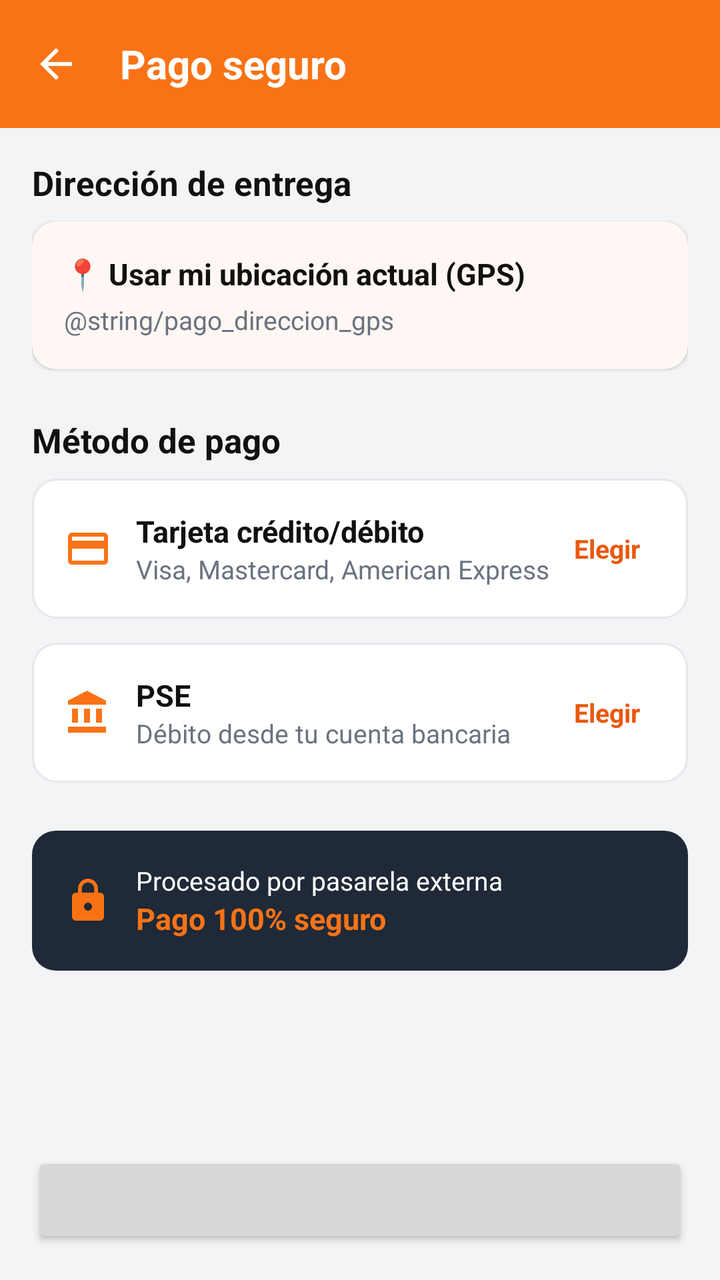
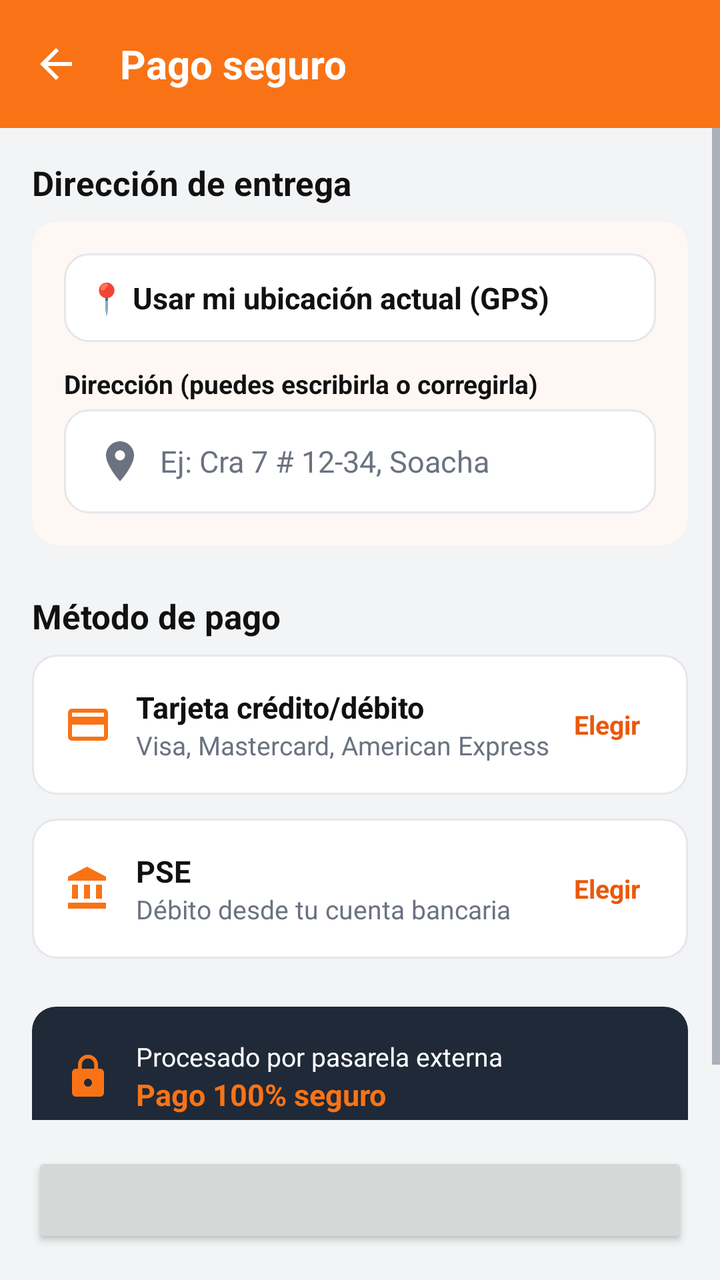

Two renders of the same Android screen: before a commit and after it. Below are the layout's source before the change and the commit's diff.
<!-- AndroidManifest.xml: application theme Theme.MotoMarket -->
<!-- res/layout/activity_pasarela_pago.xml -->
<?xml version="1.0" encoding="utf-8"?>
<LinearLayout xmlns:android="http://schemas.android.com/apk/res/android"
    xmlns:app="http://schemas.android.com/apk/res-auto"
    android:layout_width="match_parent"
    android:layout_height="match_parent"
    android:background="@color/fondo"
    android:orientation="vertical">

    <com.google.android.material.appbar.MaterialToolbar
        android:id="@+id/toolbar"
        android:layout_width="match_parent"
        android:layout_height="?attr/actionBarSize"
        app:navigationContentDescription="@string/cd_volver"
        app:navigationIcon="@drawable/ic_arrow_back"
        app:title="@string/titulo_pago" />

    <ScrollView
        android:layout_width="match_parent"
        android:layout_height="0dp"
        android:layout_weight="1">

        <LinearLayout
            android:layout_width="match_parent"
            android:layout_height="wrap_content"
            android:orientation="vertical"
            android:paddingStart="@dimen/espacio_l"
            android:paddingEnd="@dimen/espacio_l"
            android:paddingBottom="@dimen/espacio_l">

            <TextView
                style="@style/MotoMarket.Text.Seccion"
                android:layout_width="wrap_content"
                android:layout_height="wrap_content"
                android:layout_marginTop="@dimen/espacio_l"
                android:text="@string/pago_direccion_entrega" />

            <com.google.android.material.card.MaterialCardView
                android:layout_width="match_parent"
                android:layout_height="wrap_content">

                <LinearLayout
                    android:layout_width="match_parent"
                    android:layout_height="wrap_content"
                    android:orientation="vertical"
                    android:padding="@dimen/espacio_l">

                    <TextView
                        style="@style/MotoMarket.Text.Nombre"
                        android:layout_width="wrap_content"
                        android:layout_height="wrap_content"
                        android:text="@string/pago_ubicacion_gps" />

                    <TextView
                        style="@style/MotoMarket.Text.Secundario"
                        android:layout_width="wrap_content"
                        android:layout_height="wrap_content"
                        android:layout_marginTop="@dimen/espacio_xs"
                        android:text="@string/pago_direccion_gps" />
                </LinearLayout>
            </com.google.android.material.card.MaterialCardView>

            <TextView
                style="@style/MotoMarket.Text.Seccion"
                android:layout_width="wrap_content"
                android:layout_height="wrap_content"
                android:text="@string/pago_metodo" />

            <LinearLayout
                android:id="@+id/opcionTarjeta"
                android:layout_width="match_parent"
                android:layout_height="wrap_content"
                android:background="@drawable/bg_opcion_pago"
                android:clickable="true"
                android:focusable="true"
                android:gravity="center_vertical"
                android:orientation="horizontal"
                android:padding="@dimen/espacio_l">

                <ImageView
                    android:layout_width="@dimen/icono_m"
                    android:layout_height="@dimen/icono_m"
                    android:contentDescription="@null"
                    android:src="@drawable/ic_credit_card"
                    app:tint="@color/naranja_primario" />

                <LinearLayout
                    android:layout_width="0dp"
                    android:layout_height="wrap_content"
                    android:layout_marginStart="@dimen/espacio_m"
                    android:layout_weight="1"
                    android:orientation="vertical">

                    <TextView
                        style="@style/MotoMarket.Text.Nombre"
                        android:layout_width="wrap_content"
                        android:layout_height="wrap_content"
                        android:text="@string/pago_tarjeta" />

                    <TextView
                        style="@style/MotoMarket.Text.Secundario"
                        android:layout_width="wrap_content"
                        android:layout_height="wrap_content"
                        android:text="@string/pago_tarjeta_detalle" />
                </LinearLayout>

                <TextView
                    android:id="@+id/tvElegirTarjeta"
                    style="@style/MotoMarket.Text.Enlace"
                    android:layout_width="wrap_content"
                    android:layout_height="wrap_content"
                    android:text="@string/pago_elegir" />
            </LinearLayout>

            <LinearLayout
                android:id="@+id/opcionPse"
                android:layout_width="match_parent"
                android:layout_height="wrap_content"
                android:layout_marginTop="@dimen/espacio_m"
                android:background="@drawable/bg_opcion_pago"
                android:clickable="true"
                android:focusable="true"
                android:gravity="center_vertical"
                android:orientation="horizontal"
                android:padding="@dimen/espacio_l">

                <ImageView
                    android:layout_width="@dimen/icono_m"
                    android:layout_height="@dimen/icono_m"
                    android:contentDescription="@null"
                    android:src="@drawable/ic_bank"
                    app:tint="@color/naranja_primario" />

                <LinearLayout
                    android:layout_width="0dp"
                    android:layout_height="wrap_content"
                    android:layout_marginStart="@dimen/espacio_m"
                    android:layout_weight="1"
                    android:orientation="vertical">

                    <TextView
                        style="@style/MotoMarket.Text.Nombre"
                        android:layout_width="wrap_content"
                        android:layout_height="wrap_content"
                        android:text="@string/pago_pse" />

                    <TextView
                        style="@style/MotoMarket.Text.Secundario"
                        android:layout_width="wrap_content"
                        android:layout_height="wrap_content"
                        android:text="@string/pago_pse_detalle" />
                </LinearLayout>

                <TextView
                    android:id="@+id/tvElegirPse"
                    style="@style/MotoMarket.Text.Enlace"
                    android:layout_width="wrap_content"
                    android:layout_height="wrap_content"
                    android:text="@string/pago_elegir" />
            </LinearLayout>

            <LinearLayout
                android:layout_width="match_parent"
                android:layout_height="wrap_content"
                android:layout_marginTop="@dimen/espacio_xl"
                android:background="@drawable/bg_banner_oscuro"
                android:gravity="center_vertical"
                android:orientation="horizontal"
                android:padding="@dimen/espacio_l">

                <ImageView
                    android:layout_width="@dimen/icono_m"
                    android:layout_height="@dimen/icono_m"
                    android:contentDescription="@null"
                    android:src="@drawable/ic_lock"
                    app:tint="@color/naranja_primario" />

                <LinearLayout
                    android:layout_width="0dp"
                    android:layout_height="wrap_content"
                    android:layout_marginStart="@dimen/espacio_m"
                    android:layout_weight="1"
                    android:orientation="vertical">

                    <TextView
                        android:layout_width="wrap_content"
                        android:layout_height="wrap_content"
                        android:text="@string/pago_banner_linea1"
                        android:textColor="@color/blanco"
                        android:textSize="@dimen/texto_s" />

                    <TextView
                        android:layout_width="wrap_content"
                        android:layout_height="wrap_content"
                        android:text="@string/pago_banner_linea2"
                        android:textColor="@color/naranja_primario"
                        android:textSize="@dimen/texto_m"
                        android:textStyle="bold" />
                </LinearLayout>
            </LinearLayout>

        </LinearLayout>
    </ScrollView>

    <Button
        android:id="@+id/btnConfirmarPago"
        android:layout_width="match_parent"
        android:layout_height="wrap_content"
        android:layout_margin="@dimen/espacio_l" />

</LinearLayout>
<!-- resources referenced by this layout -->
<resources>
  <color name="blanco">#FFFFFF</color>
  <color name="fondo">#F3F4F6</color>
  <color name="naranja_primario">#F97316</color>
  <dimen name="espacio_l">16dp</dimen>
  <dimen name="espacio_m">12dp</dimen>
  <dimen name="espacio_xl">24dp</dimen>
  <dimen name="espacio_xs">4dp</dimen>
  <dimen name="icono_m">24dp</dimen>
  <dimen name="texto_m">15sp</dimen>
  <dimen name="texto_s">13sp</dimen>
  <string name="cd_volver">Volver</string>
  <string name="pago_banner_linea2">Pago 100% seguro</string>
  <string name="pago_direccion_entrega">Dirección de entrega</string>
  <string name="pago_elegir">Elegir</string>
  <string name="pago_metodo">Método de pago</string>
  <string name="pago_pse">PSE</string>
  <string name="pago_pse_detalle">Débito desde tu cuenta bancaria</string>
  <string name="pago_tarjeta">Tarjeta crédito/débito</string>
  <string name="titulo_pago">Pago seguro</string>
  <color name="gris_oscuro">#1F2937</color>
  <dimen name="radio_esquina">12dp</dimen>
  <color name="naranja_suave">#FFEDD5</color>
  <dimen name="borde_seleccion">2dp</dimen>
  <dimen name="borde_fino">1dp</dimen>
  <color name="borde">#E5E7EB</color>
  <color name="texto_principal">#111111</color>
  <color name="naranja_oscuro">#EA580C</color>
  <dimen name="espacio_s">8dp</dimen>
  <dimen name="texto_l">17sp</dimen>
  <color name="texto_secundario">#6B7280</color>
  <dimen name="alto_boton">52dp</dimen>
  <dimen name="elevacion_tarjeta">1dp</dimen>
  <dimen name="texto_titulo">20sp</dimen>
  <!-- unchanged entries left out for length: 22 -->
</resources>

<!-- the commit's change to res/layout/activity_pasarela_pago.xml (unified diff, before → after) -->
@@ -44,18 +44,44 @@
                     android:orientation="vertical"
                     android:padding="@dimen/espacio_l">
 
-                    <TextView
-                        style="@style/MotoMarket.Text.Nombre"
-                        android:layout_width="wrap_content"
-                        android:layout_height="wrap_content"
-                        android:text="@string/pago_ubicacion_gps" />
-
-                    <TextView
-                        style="@style/MotoMarket.Text.Secundario"
-                        android:layout_width="wrap_content"
-                        android:layout_height="wrap_content"
-                        android:layout_marginTop="@dimen/espacio_xs"
-                        android:text="@string/pago_direccion_gps" />
+                    <LinearLayout
+                        android:id="@+id/btnUsarUbicacion"
+                        android:layout_width="match_parent"
+                        android:layout_height="wrap_content"
+                        android:background="@drawable/bg_opcion_pago"
+                        android:clickable="true"
+                        android:focusable="true"
+                        android:gravity="center_vertical"
+                        android:orientation="horizontal"
+                        android:padding="@dimen/espacio_m">
+
+                        <TextView
+                            style="@style/MotoMarket.Text.Nombre"
+                            android:layout_width="0dp"
+                            android:layout_height="wrap_content"
+                            android:layout_weight="1"
+                            android:text="@string/pago_ubicacion_gps" />
+
+                        <ProgressBar
+                            android:id="@+id/progresoUbicacion"
+                            android:layout_width="@dimen/icono_m"
+                            android:layout_height="@dimen/icono_m"
+                            android:indeterminateTint="@color/naranja_primario"
+                            android:visibility="gone" />
+                    </LinearLayout>
+
+                    <TextView
+                        style="@style/MotoMarket.Label"
+                        android:text="@string/pago_direccion_manual" />
+
+                    <EditText
+                        android:id="@+id/etDireccion"
+                        style="@style/MotoMarket.Campo"
+                        android:autofillHints="postalAddress"
+                        android:drawableStart="@drawable/ic_location"
+                        android:hint="@string/hint_direccion"
+                        android:inputType="textPostalAddress|textMultiLine"
+                        android:maxLines="3" />
                 </LinearLayout>
             </com.google.android.material.card.MaterialCardView>
 
@@ -201,6 +227,14 @@
         </LinearLayout>
     </ScrollView>
 
+    <ProgressBar
+        android:id="@+id/progreso"
+        android:layout_width="wrap_content"
+        android:layout_height="wrap_content"
+        android:layout_gravity="center_horizontal"
+        android:indeterminateTint="@color/naranja_primario"
+        android:visibility="gone" />
+
     <Button
         android:id="@+id/btnConfirmarPago"
         android:layout_width="match_parent"
<!-- resource entries referenced after the edit -->
@@ -10,15 +10,51 @@
   <dimen name="icono_m">24dp</dimen>
   <dimen name="texto_m">15sp</dimen>
   <dimen name="texto_s">13sp</dimen>
+  <!-- drawable ic_location (drawable) -->
+  <vector xmlns:android="http://schemas.android.com/apk/res/android"
+      android:width="24dp"
+      android:height="24dp"
+      android:viewportWidth="24"
+      android:viewportHeight="24">
+      <path
+          android:fillColor="@color/texto_principal"
+          android:pathData="M12,2C8.13,2 5,5.13 5,9c0,5.25 7,13 7,13s7,-7.75 7,-13c0,-3.87 -3.13,-7 -7,-7zM12,11.5c-1.38,0 -2.5,-1.12 -2.5,-2.5s1.12,-2.5 2.5,-2.5 2.5,1.12 2.5,2.5 -1.12,2.5 -2.5,2.5z" />
+  </vector>
   <string name="cd_volver">Volver</string>
+  <string name="hint_direccion">Ej: Cra 7 # 12-34, Soacha</string>
   <string name="pago_banner_linea2">Pago 100% seguro</string>
   <string name="pago_direccion_entrega">Dirección de entrega</string>
+  <string name="pago_direccion_manual">Dirección (puedes escribirla o corregirla)</string>
   <string name="pago_elegir">Elegir</string>
   <string name="pago_metodo">Método de pago</string>
   <string name="pago_pse">PSE</string>
   <string name="pago_pse_detalle">Débito desde tu cuenta bancaria</string>
   <string name="pago_tarjeta">Tarjeta crédito/débito</string>
   <string name="titulo_pago">Pago seguro</string>
+  <style name="MotoMarket.Campo" parent="">
+          <item name="android:layout_width">match_parent</item>
+          <item name="android:layout_height">wrap_content</item>
+          <item name="android:minHeight">@dimen/alto_campo</item>
+          <item name="android:background">@drawable/bg_campo</item>
+          <item name="android:paddingStart">@dimen/espacio_l</item>
+          <item name="android:paddingEnd">@dimen/espacio_l</item>
+          <item name="android:paddingTop">@dimen/espacio_m</item>
+          <item name="android:paddingBottom">@dimen/espacio_m</item>
+          <item name="android:textColor">@color/texto_principal</item>
+          <item name="android:textColorHint">@color/texto_secundario</item>
+          <item name="android:textSize">@dimen/texto_m</item>
+          <item name="android:drawablePadding">@dimen/espacio_s</item>
+          <item name="android:drawableTint">@color/texto_secundario</item>
+      </style>
+  <style name="MotoMarket.Label" parent="">
+          <item name="android:layout_width">wrap_content</item>
+          <item name="android:layout_height">wrap_content</item>
+          <item name="android:layout_marginTop">@dimen/espacio_m</item>
+          <item name="android:layout_marginBottom">@dimen/espacio_xs</item>
+          <item name="android:textColor">@color/texto_principal</item>
+          <item name="android:textSize">@dimen/texto_s</item>
+          <item name="android:textStyle">bold</item>
+      </style>
   <color name="gris_oscuro">#1F2937</color>
   <dimen name="radio_esquina">12dp</dimen>
   <color name="naranja_suave">#FFEDD5</color>
@@ -26,6 +62,16 @@
   <dimen name="borde_fino">1dp</dimen>
   <color name="borde">#E5E7EB</color>
   <color name="texto_principal">#111111</color>
+  <dimen name="alto_campo">52dp</dimen>
+  <!-- drawable bg_campo (drawable) -->
+  <shape xmlns:android="http://schemas.android.com/apk/res/android"
+      android:shape="rectangle">
+      <solid android:color="@color/blanco" />
+      <corners android:radius="@dimen/radio_esquina" />
+      <stroke
+          android:width="@dimen/borde_fino"
+          android:color="@color/borde" />
+  </shape>
   <color name="naranja_oscuro">#EA580C</color>
   <dimen name="espacio_s">8dp</dimen>
   <dimen name="texto_l">17sp</dimen>
